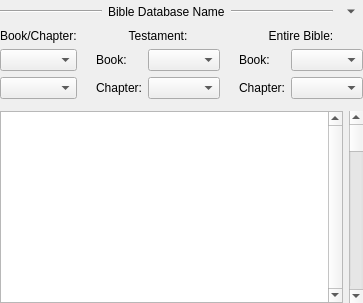
Before: the Qt Designer form programs/KJVCanOpener/KJVBrowser.ui in dewhisna/KingJamesPureBibleSearch, drawn with Qt 5.
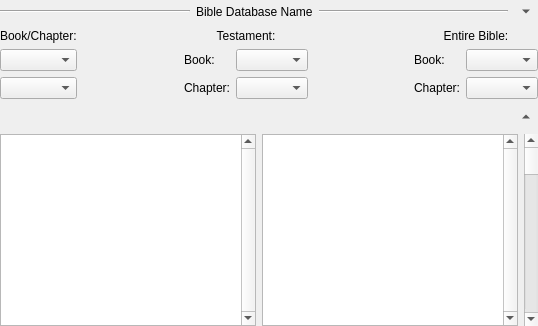
After: the same form once the commit is applied. Custom widgets are drawn as their Qt base class.

Commit message: Transform CKJVBrowser to handle various Browser Display Modes. Add support for saving/restoring Browser Display Mode. Add button in CKJVBrowser UI for switching Browser Display Modes. Implement the Lemma/Morphography Display Mode with CScriptureWebEngineView. TODO: Make the button for switching display modes better and consider methods to make the display mode be per KJVCanOpener instead of global.

```diff
--- a/programs/KJVCanOpener/KJVBrowser.ui
+++ b/programs/KJVCanOpener/KJVBrowser.ui
@@ -267,7 +267,46 @@
     </widget>
    </item>
    <item row="2" column="0">
-    <widget class="CPassageReferenceWidget" name="widgetPassageReference" native="true"/>
+    <layout class="QHBoxLayout" name="horizontalLayout_7">
+     <item>
+      <widget class="CPassageReferenceWidget" name="widgetPassageReference" native="true">
+       <property name="sizePolicy">
+        <sizepolicy hsizetype="Expanding" vsizetype="Minimum">
+         <horstretch>0</horstretch>
+         <verstretch>0</verstretch>
+        </sizepolicy>
+       </property>
+      </widget>
+     </item>
+     <item>
+      <widget class="QToolButton" name="btnSetBrowserDisplayMode">
+       <property name="sizePolicy">
+        <sizepolicy hsizetype="Minimum" vsizetype="Minimum">
+         <horstretch>0</horstretch>
+         <verstretch>0</verstretch>
+        </sizepolicy>
+       </property>
+       <property name="toolTip">
+        <string>Show/Hide Scripture Lemma/Morphography Browser</string>
+       </property>
+       <property name="statusTip">
+        <string>Show/Hide Scripture Lemma/Morphography Browser</string>
+       </property>
+       <property name="styleSheet">
+        <string notr="true">QToolButton { border: none;  :hover { border: 1px; } :pressed { border: 1px; } }</string>
+       </property>
+       <property name="checked">
+        <bool>false</bool>
+       </property>
+       <property name="autoRaise">
+        <bool>true</bool>
+       </property>
+       <property name="arrowType">
+        <enum>Qt::UpArrow</enum>
+       </property>
+      </widget>
+     </item>
+   </layout>
    </item>
    <item row="3" column="0">
     <layout class="QGridLayout" name="gridLayout">
@@ -293,7 +332,29 @@
        </property>
       </widget>
      </item>
-     <item row="1" column="1">
+	 <item row="1" column="1">
+      <widget class="QTextBrowser" name="textBrowserWebEnginePlaceholder">
+       <property name="mouseTracking">
+        <bool>true</bool>
+       </property>
+       <property name="verticalScrollBarPolicy">
+        <enum>Qt::ScrollBarAlwaysOn</enum>
+       </property>
+       <property name="horizontalScrollBarPolicy">
+        <enum>Qt::ScrollBarAlwaysOff</enum>
+       </property>
+       <property name="tabChangesFocus">
+        <bool>false</bool>
+       </property>
+       <property name="textInteractionFlags">
+        <set>Qt::TextSelectableByKeyboard|Qt::TextSelectableByMouse</set>
+       </property>
+       <property name="openLinks">
+        <bool>false</bool>
+       </property>
+      </widget>
+     </item>
+     <item row="1" column="2">
       <widget class="QScrollBar" name="scrollbarChapter">
        <property name="orientation">
         <enum>Qt::Vertical</enum>
```
The commit also changes 5 other files.
